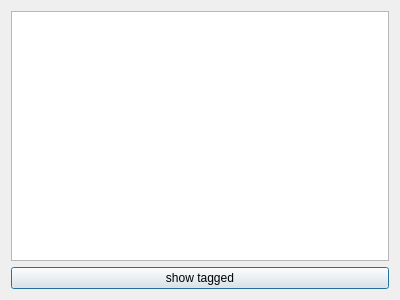
Before: the Qt Designer form src/ui/ui_files/test02.ui in Zarnosch/AVaAoMDTV, drawn with Qt 5.
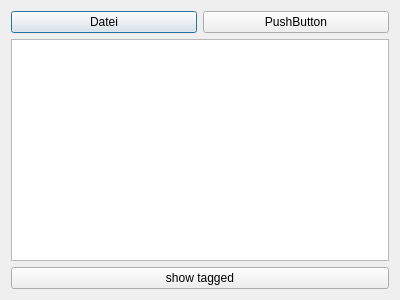
After: the same form once the commit is applied.

```diff
--- a/src/ui/ui_files/test02.ui
+++ b/src/ui/ui_files/test02.ui
@@ -14,6 +14,24 @@
    <string>Dialog</string>
   </property>
   <layout class="QVBoxLayout" name="verticalLayout">
+   <item>
+    <layout class="QHBoxLayout" name="horizontalLayout">
+     <item>
+      <widget class="QPushButton" name="Datei_btn">
+       <property name="text">
+        <string>Datei</string>
+       </property>
+      </widget>
+     </item>
+     <item>
+      <widget class="QPushButton" name="pushButton_3">
+       <property name="text">
+        <string>PushButton</string>
+       </property>
+      </widget>
+     </item>
+    </layout>
+   </item>
    <item>
     <widget class="QPlainTextEdit" name="plainTextEdit"/>
    </item>
```
